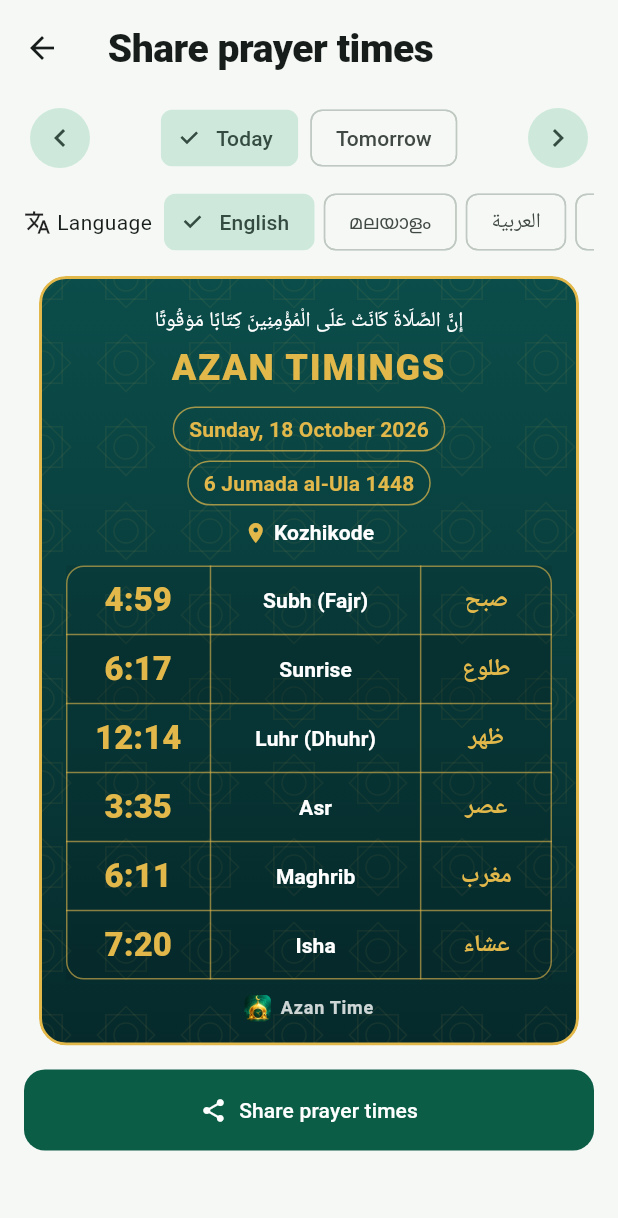
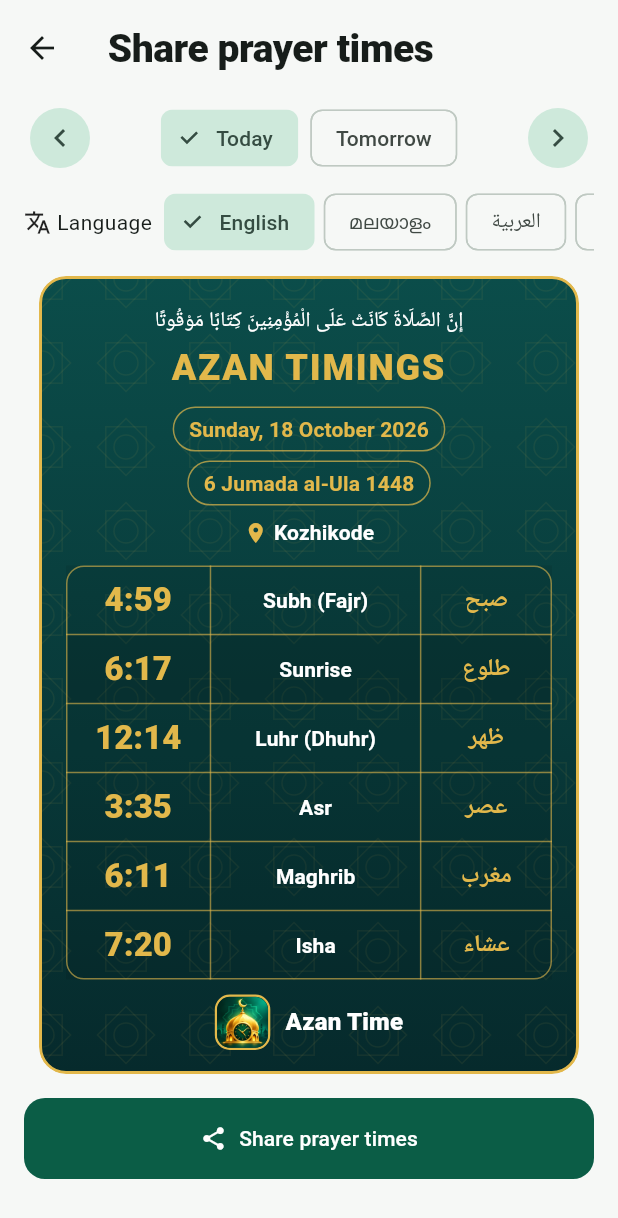
Before and after one commit to maheshraikg/azan-time, a Flutter app: the ShareScreen screen opened directly with empty values, after a tap on the "chevron left" icon, on a phone screen of 412 x 824 dp. Shown: the top 1218 px of the screen. Run offline on Flutter 3.47's test engine with Material 3 defaults, Android fonts, the phone set to English and light mode, and no system bars; our stand-ins replace file_picker, flutter_local_notifications, sensors_plus, share_plus, shared_preferences, timezone and 1 more; accounts and stored records are empty.

Commit message:
Waqt: app icon shown clearly on the shared poster
Bigger icon with a gold frame next to the app name, decoded before the
poster is captured so it is always in the picture.

Co-Authored-By: Claude Opus 5.5 <noreply@anthropic.com>
Claude-Session: https://claude.ai/code/session_011RQnYZdmTi7RLwqvGgsba4

```diff
--- a/lib/screens/share_screen.dart
+++ b/lib/screens/share_screen.dart
@@ -31,6 +31,13 @@ class _ShareScreenState extends State<ShareScreen> {
 
   /// Poster language; the app's language until another is picked.
   Lang? _lang;
+
+  @override
+  void didChangeDependencies() {
+    super.didChangeDependencies();
+    // Decoded before the first capture, so the icon is in the picture.
+    precacheImage(const AssetImage(_icon), context);
+  }
 
   Future<void> _share(PrayerDay day, Lang lang) async {
     final settings = context.settings;
@@ -179,6 +186,8 @@ class _ShareScreenState extends State<ShareScreen> {
     );
   }
 }
+
+const _icon = 'assets/app_icon.png';
 
 const _rows = [
   Prayer.fajr,
@@ -394,20 +403,27 @@ class PrayerPoster extends StatelessWidget {
                 Row(
                   mainAxisAlignment: MainAxisAlignment.center,
                   children: [
-                    ClipRRect(
-                      borderRadius: BorderRadius.circular(5),
-                      child: Image.asset(
-                        'assets/app_icon.png',
-                        width: 18,
-                        height: 18,
+                    Container(
+                      decoration: BoxDecoration(
+                        borderRadius: BorderRadius.circular(10),
+                        border: Border.all(color: gold, width: 1.5),
+                      ),
+                      child: ClipRRect(
+                        borderRadius: BorderRadius.circular(9),
+                        child: Image.asset(
+                          _icon,
+                          width: 34,
+                          height: 34,
+                          gaplessPlayback: true,
+                        ),
                       ),
                     ),
-                    const SizedBox(width: 6),
+                    const SizedBox(width: 10),
                     Text(
                       s.appTitle,
-                      style: t.labelMedium?.copyWith(
-                        color: Colors.white.withValues(alpha: 0.8),
-                        fontWeight: FontWeight.w600,
+                      style: t.titleMedium?.copyWith(
+                        color: Colors.white,
+                        fontWeight: FontWeight.w800,
                       ),
                     ),
                   ],
```
Also changed, not shown: 5 other files.
